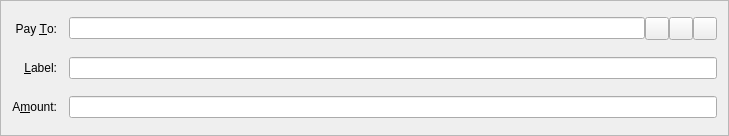
Above: src/qt/forms/sendcoinsentry.ui from dragononcrypto/scashcpp before the change. Below: the same form after it.
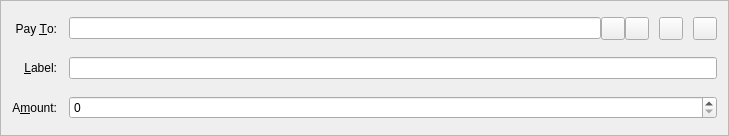
That is the form after the change. Icons and pictures are not drawn. Custom widgets are drawn as their Qt base class.

The edit to the form file:
```diff
--- a/src/qt/forms/sendcoinsentry.ui
+++ b/src/qt/forms/sendcoinsentry.ui
@@ -131,6 +131,52 @@
        </property>
       </widget>
      </item>
+     <item>
+      <spacer name="horizontalSpacer_2">
+       <property name="orientation">
+        <enum>Qt::Horizontal</enum>
+       </property>
+       <property name="sizeType">
+        <enum>QSizePolicy::Fixed</enum>
+       </property>
+       <property name="sizeHint" stdset="0">
+        <size>
+         <width>10</width>
+         <height>20</height>
+        </size>
+       </property>
+      </spacer>
+     </item>
+     <item>
+      <widget class="QToolButton" name="messageButton">
+       <property name="toolTip">
+        <string>Show message form.</string>
+       </property>
+       <property name="text">
+        <string/>
+       </property>
+       <property name="icon">
+        <iconset resource="../bitcoin.qrc">
+         <normaloff>:/icons/message</normaloff>:/icons/message</iconset>
+       </property>
+      </widget>
+     </item>
+     <item>
+      <spacer name="horizontalSpacer">
+       <property name="orientation">
+        <enum>Qt::Horizontal</enum>
+       </property>
+       <property name="sizeType">
+        <enum>QSizePolicy::Fixed</enum>
+       </property>
+       <property name="sizeHint" stdset="0">
+        <size>
+         <width>10</width>
+         <height>20</height>
+        </size>
+       </property>
+      </spacer>
+     </item>
      <item>
       <widget class="QToolButton" name="deleteButton">
        <property name="toolTip">
@@ -150,17 +196,17 @@
   </layout>
  </widget>
  <customwidgets>
-  <customwidget>
-   <class>QValidatedLineEdit</class>
-   <extends>QLineEdit</extends>
-   <header>qvalidatedlineedit.h</header>
-  </customwidget>
   <customwidget>
    <class>BitcoinAmountField</class>
-   <extends>QLineEdit</extends>
+   <extends>QSpinBox</extends>
    <header>bitcoinamountfield.h</header>
    <container>1</container>
   </customwidget>
+  <customwidget>
+   <class>QValidatedLineEdit</class>
+   <extends>QLineEdit</extends>
+   <header>qvalidatedlineedit.h</header>
+  </customwidget>
  </customwidgets>
  <resources>
   <include location="../bitcoin.qrc"/>
```
Left out of the diff: 2 changed lines with no effect on the pictures.
